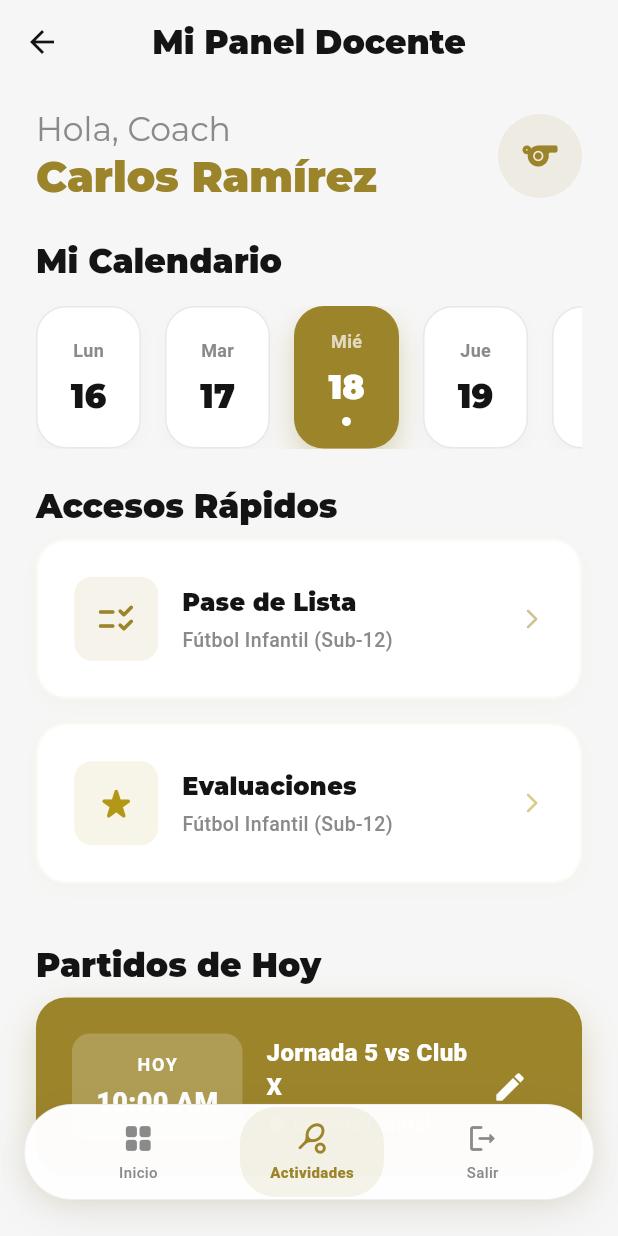
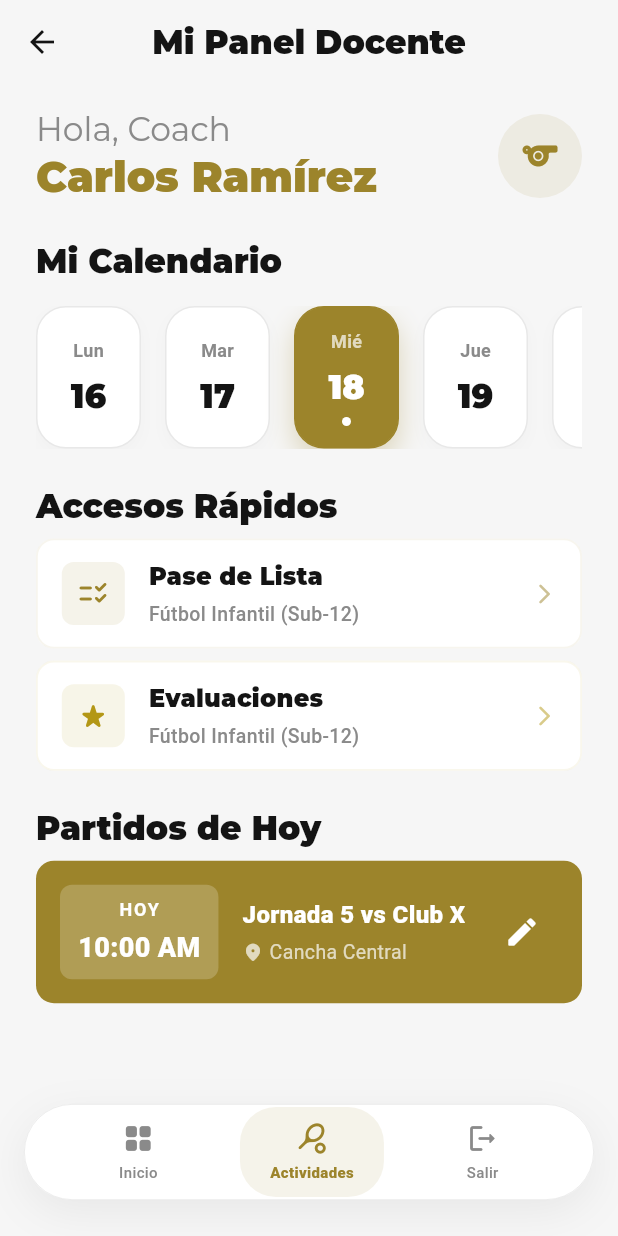
Before and after one commit to Aigel-Alejandro/app-arzsuite, a Flutter app: the TrainerDashboardView screen opened directly, on a phone screen of 412 x 824 dp. Run offline on Flutter 3.47's test engine with Material 3 defaults, Android fonts, the phone set to English and light mode, and no system bars; our stand-ins replace dio, flutter_riverpod, freezed_annotation, google_fonts, supabase_flutter; accounts and stored records are empty.

Commit message:
ui(trainer-dashboard): compactar accesos rápidos y partidos de hoy eliminando sombra

```diff
--- a/lib/features/activities/views/trainer_dashboard_view.dart
+++ b/lib/features/activities/views/trainer_dashboard_view.dart
@@ -81,7 +81,7 @@ class TrainerDashboardView extends StatelessWidget {
                 ),
                 const SizedBox(height: AppTheme.spacingSmall),
 
-                ResponsiveGrid(
+                Column(
                   children: [
                     _TrainerActionCardPremium(
                       title: 'Pase de Lista',
@@ -95,6 +95,7 @@ class TrainerDashboardView extends StatelessWidget {
                         );
                       },
                     ),
+                    const SizedBox(height: AppTheme.spacingSmall),
                     _TrainerActionCardPremium(
                       title: 'Evaluaciones',
                       subtitle: 'Fútbol Infantil (Sub-12)',
@@ -171,28 +172,21 @@ class _TrainerActionCardPremiumState extends State<_TrainerActionCardPremium> {
         onTap: widget.onTap,
         borderRadius: BorderRadius.circular(AppTheme.borderRadiusGlobal),
         child: Container(
-          padding: const EdgeInsets.all(AppTheme.spacingLarge),
+          padding: const EdgeInsets.symmetric(horizontal: AppTheme.spacingMedium, vertical: AppTheme.spacingSmall + 4),
           decoration: BoxDecoration(
             color: Colors.white,
-            borderRadius: BorderRadius.circular(AppTheme.borderRadiusGlobal),
-            border: Border.all(color: widget.color.withValues(alpha: _isHovered ? 0.3 : 0.05), width: 1.5),
-            boxShadow: [
-              BoxShadow(
-                color: widget.color.withValues(alpha: _isHovered ? 0.15 : 0.03),
-                blurRadius: _isHovered ? 20 : 10,
-                offset: Offset(0, _isHovered ? 8 : 4),
-              )
-            ],
+            borderRadius: BorderRadius.circular(AppTheme.borderRadiusMedium),
+            border: Border.all(color: widget.color.withValues(alpha: _isHovered ? 0.3 : 0.08), width: 1.2),
           ),
           child: Row(
             children: [
                Container(
-                padding: const EdgeInsets.all(14),
+                padding: const EdgeInsets.all(10),
                 decoration: BoxDecoration(
                   color: widget.color.withValues(alpha: 0.1),
-                  borderRadius: BorderRadius.circular(AppTheme.borderRadiusMedium),
+                  borderRadius: BorderRadius.circular(AppTheme.borderRadiusSmall),
                 ),
-                child: Icon(widget.icon, color: widget.color, size: 28),
+                child: Icon(widget.icon, color: widget.color, size: 22),
               ),
               const SizedBox(width: AppTheme.spacingMedium),
               Expanded(
@@ -224,25 +218,18 @@ class _MatchAdminCardPremium extends StatelessWidget {
   @override
   Widget build(BuildContext context) {
     return Container(
-      padding: const EdgeInsets.all(AppTheme.spacingLarge),
+      padding: const EdgeInsets.all(AppTheme.spacingMedium),
       decoration: BoxDecoration(
         color: AppTheme.primaryColor,
-        borderRadius: BorderRadius.circular(AppTheme.borderRadiusGlobal),
-        boxShadow: [
-          BoxShadow(
-            color: AppTheme.primaryColor.withValues(alpha: 0.3),
-            blurRadius: 20,
-            offset: const Offset(0, 10),
-          )
-        ]
+        borderRadius: BorderRadius.circular(AppTheme.borderRadiusMedium),
       ),
       child: Row(
         children: [
           Container(
-            padding: const EdgeInsets.symmetric(horizontal: 16, vertical: 12),
+            padding: const EdgeInsets.symmetric(horizontal: 12, vertical: 8),
             decoration: BoxDecoration(
               color: Colors.white.withValues(alpha: 0.2),
-              borderRadius: BorderRadius.circular(AppTheme.borderRadiusMedium),
+              borderRadius: BorderRadius.circular(AppTheme.borderRadiusSmall),
             ),
             child: Column(
               children: [
```
